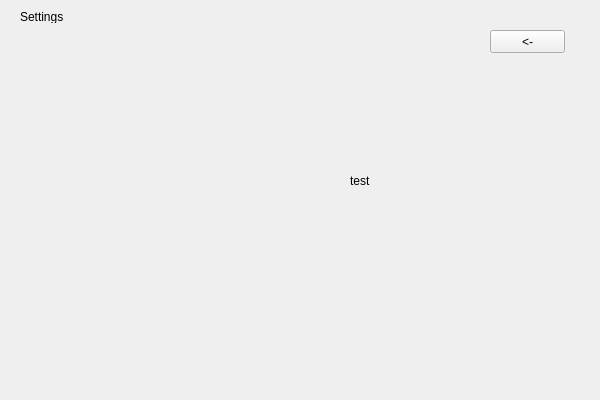
Old version of the form LoginPanel/loginpanel.ui in the repository piotrst99/LoginPanel-Qt.
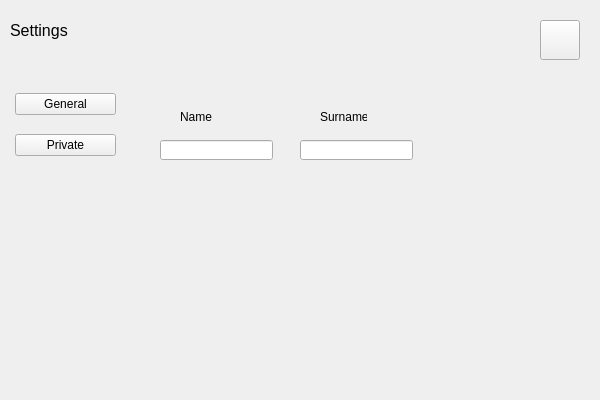
New version of the form. The open tabs and pages were chosen to show the change.

The edit to the form file:
```diff
--- a/LoginPanel/loginpanel.ui
+++ b/LoginPanel/loginpanel.ui
@@ -560,42 +560,134 @@
      <widget class="QLabel" name="label">
       <property name="geometry">
        <rect>
-        <x>20</x>
-        <y>10</y>
-        <width>47</width>
-        <height>13</height>
+        <x>10</x>
+        <y>20</y>
+        <width>63</width>
+        <height>20</height>
        </rect>
       </property>
+      <property name="font">
+       <font>
+        <pointsize>12</pointsize>
+       </font>
+      </property>
       <property name="text">
        <string>Settings</string>
       </property>
      </widget>
-     <widget class="QLabel" name="testBtn">
-      <property name="geometry">
-       <rect>
-        <x>350</x>
-        <y>120</y>
-        <width>101</width>
-        <height>121</height>
-       </rect>
-      </property>
-      <property name="text">
-       <string>test</string>
-      </property>
-     </widget>
      <widget class="QPushButton" name="backMenuButton">
       <property name="geometry">
        <rect>
-        <x>490</x>
-        <y>30</y>
-        <width>75</width>
-        <height>23</height>
+        <x>540</x>
+        <y>20</y>
+        <width>40</width>
+        <height>40</height>
        </rect>
       </property>
       <property name="text">
-       <string>&lt;-</string>
+       <string/>
       </property>
      </widget>
+     <widget class="QWidget" name="gridLayoutWidget">
+      <property name="geometry">
+       <rect>
+        <x>10</x>
+        <y>80</y>
+        <width>111</width>
+        <height>91</height>
+       </rect>
+      </property>
+      <layout class="QGridLayout" name="seetingsOption">
+       <property name="leftMargin">
+        <number>5</number>
+       </property>
+       <property name="topMargin">
+        <number>0</number>
+       </property>
+       <property name="rightMargin">
+        <number>5</number>
+       </property>
+       <property name="bottomMargin">
+        <number>0</number>
+       </property>
+       <item row="0" column="0">
+        <widget class="QPushButton" name="generalButton">
+         <property name="text">
+          <string>General</string>
+         </property>
+        </widget>
+       </item>
+       <item row="1" column="0">
+        <widget class="QPushButton" name="privateButton">
+         <property name="text">
+          <string>Private</string>
+         </property>
+        </widget>
+       </item>
+      </layout>
+     </widget>
+     <widget class="QStackedWidget" name="settingsStackedWidget">
+      <property name="geometry">
+       <rect>
+        <x>130</x>
+        <y>80</y>
+        <width>470</width>
+        <height>320</height>
+       </rect>
+      </property>
+      <property name="currentIndex">
+       <number>1</number>
+      </property>
+      <widget class="QWidget" name="generalPage">
+       <widget class="QLabel" name="nameLabelSet">
+        <property name="geometry">
+         <rect>
+          <x>50</x>
+          <y>30</y>
+          <width>47</width>
+          <height>13</height>
+         </rect>
+        </property>
+        <property name="text">
+         <string>Name</string>
+        </property>
+       </widget>
+       <widget class="QLineEdit" name="nameTxtSet">
+        <property name="geometry">
+         <rect>
+          <x>30</x>
+          <y>60</y>
+          <width>113</width>
+          <height>20</height>
+         </rect>
+        </property>
+       </widget>
+       <widget class="QLabel" name="surnameLabelSet">
+        <property name="geometry">
+         <rect>
+          <x>190</x>
+          <y>30</y>
+          <width>47</width>
+          <height>13</height>
+         </rect>
+        </property>
+        <property name="text">
+         <string>Surname</string>
+        </property>
+       </widget>
+       <widget class="QLineEdit" name="surnameTxtSet">
+        <property name="geometry">
+         <rect>
+          <x>170</x>
+          <y>60</y>
+          <width>113</width>
+          <height>20</height>
+         </rect>
+        </property>
+       </widget>
+      </widget>
+      <widget class="QWidget" name="privatePage"/>
+     </widget>
     </widget>
    </widget>
   </widget>
```
Left out of the diff: 52 changed lines with no effect on the pictures.
